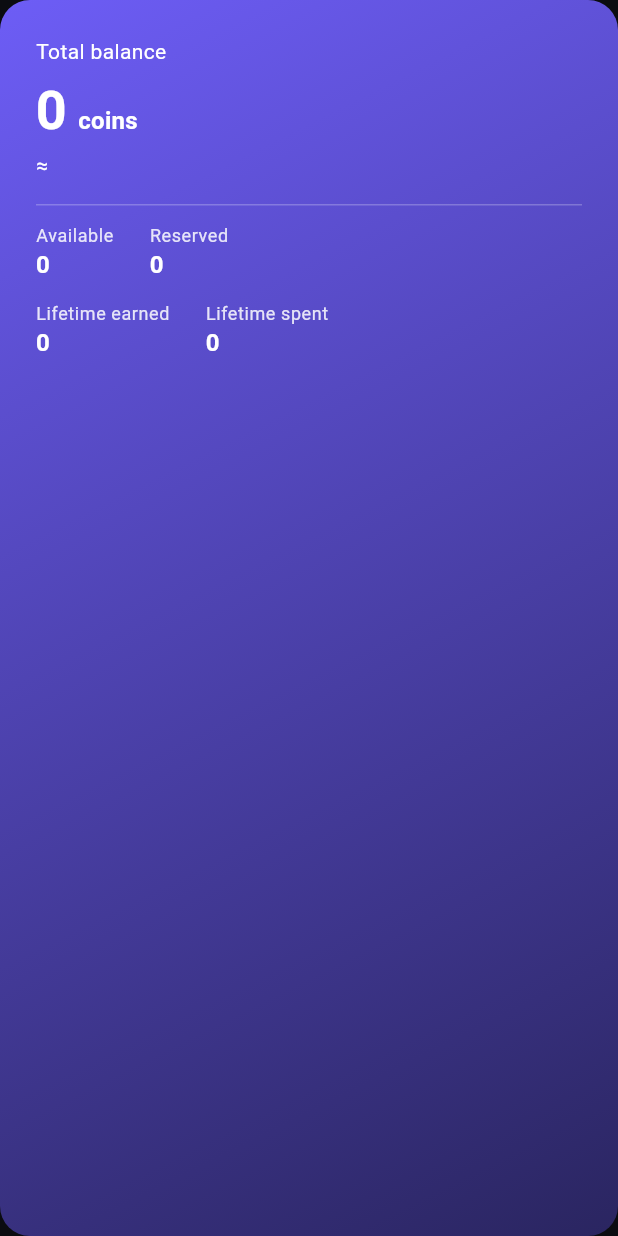
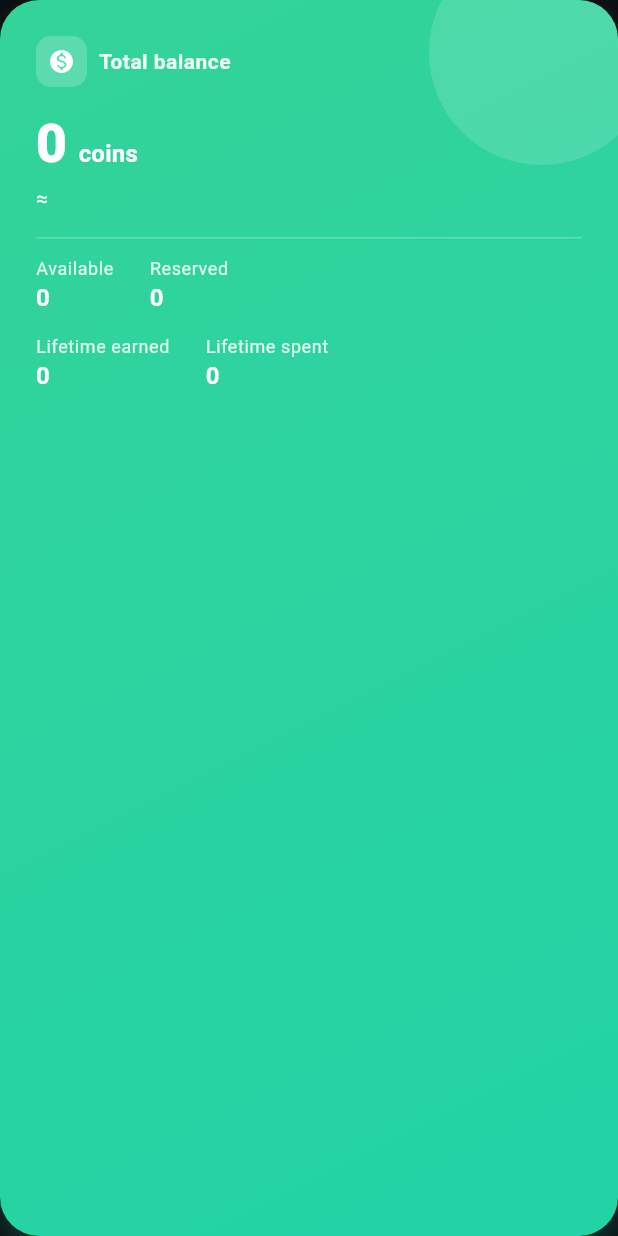
Before and after one commit to SouvikPati11/CashNest, a Flutter app: the BalanceSummaryCard widget shown alone on an empty page, opened directly with empty values, on a phone screen of 412 x 824 dp. Run offline on Flutter 3.47's test engine with Material 3 defaults, Android fonts, the phone set to English and light mode, and no system bars; our stand-ins replace connectivity_plus, device_info_plus, dio, firebase_analytics, firebase_core, firebase_messaging and 8 more; accounts and stored records are empty; network calls fail.

Commit message:
feat(mobile): Wallet UI matched to product spec (emerald coin card + Redeem CTA)
UI-only; reuses all wallet APIs, models and logic:
- BalanceSummaryCard restyled to the spec's green "Coin" card — emerald
  ("coins") gradient with a soft glow, coin badge, prominent balance, and an
  optional Redeem call-to-action. All existing values (coins, cash,
  available/reserved, lifetime) are preserved.
- Wallet screen wires the Redeem button to the existing withdraw route and
  keeps the SectionHeader-titled, searchable, infinite-scroll history.

Transaction rows already match the spec's list style (icon + title + date +
signed amount) and are left unchanged.

Co-Authored-By: Claude Opus 4.8 <noreply@anthropic.com>
Claude-Session: https://claude.ai/code/session_0114y44VUnQvsJxdEtrYWcKH

```diff
--- a/mobile/lib/features/wallet/presentation/wallet_screen.dart
+++ b/mobile/lib/features/wallet/presentation/wallet_screen.dart
@@ -1,6 +1,8 @@
 import 'package:flutter/material.dart';
 import 'package:flutter_riverpod/flutter_riverpod.dart';
+import 'package:go_router/go_router.dart';
 
+import '../../../app/router/app_route_paths.dart';
 import '../../../core/error/app_exception.dart';
 import '../../../core/responsive/responsive.dart';
 import '../../../core/theme/app_spacing.dart';
@@ -167,7 +169,10 @@ class _WalletScreenState extends ConsumerState<WalletScreen> {
         ),
         sliver: SliverList.list(
           children: [
-            BalanceSummaryCard(summary: overview.summary),
+            BalanceSummaryCard(
+              summary: overview.summary,
+              onRedeem: () => context.push(AppRoutePaths.withdraw),
+            ),
             if (overview.conversion != null) ...[
               const SizedBox(height: AppSpacing.lg),
               ConversionCard(conversion: overview.conversion!),
--- a/mobile/lib/features/wallet/presentation/widgets/balance_summary_card.dart
+++ b/mobile/lib/features/wallet/presentation/widgets/balance_summary_card.dart
@@ -1,5 +1,6 @@
 import 'package:flutter/material.dart';
 
+import '../../../../core/theme/app_gradients.dart';
 import '../../../../core/theme/app_radius.dart';
 import '../../../../core/theme/app_spacing.dart';
 import '../../../../shared/extensions/context_extensions.dart';
@@ -7,39 +8,64 @@ import '../../l10n/wallet_strings.dart';
 import '../../models/wallet_summary.dart';
 import '../../resources/wallet_formatters.dart';
 
-/// Prominent balance summary: coin balance, cash value, and available/reserved
-/// plus lifetime earned/spent.
+/// Prominent coin-balance card: coin balance, cash value, available/reserved and
+/// lifetime earned/spent on an emerald "coins" gradient, with an optional Redeem
+/// call-to-action.
 class BalanceSummaryCard extends StatelessWidget {
-  const BalanceSummaryCard({required this.summary, super.key});
+  const BalanceSummaryCard({required this.summary, this.onRedeem, super.key});
 
   final WalletSummary summary;
+  final VoidCallback? onRedeem;
 
   @override
   Widget build(BuildContext context) {
     final s = WalletStrings.of(context);
-    final scheme = context.colors;
     final localeCode = Localizations.localeOf(context).languageCode;
-    final onPrimary = scheme.onPrimary;
+    const onGradient = Colors.white;
 
-    return Container(
-      width: double.infinity,
+    return DecoratedBox(
+      decoration: BoxDecoration(
+        borderRadius: AppRadius.xlAll,
+        boxShadow: AppGradients.glow(context.colors.secondary, opacity: 0.4),
+      ),
+      child: ClipRRect(
+        borderRadius: AppRadius.xlAll,
+        child: Stack(
+          children: [
+            const Positioned.fill(
+              child: DecoratedBox(decoration: BoxDecoration(gradient: AppGradients.coins)),
+            ),
+            Positioned(
+              top: -40,
+              right: -24,
+              child: _Bloom(size: 150, color: Colors.white.withValues(alpha: 0.14)),
+            ),
+            Padding(
               padding: const EdgeInsets.all(AppSpacing.xl),
-      decoration: BoxDecoration(
-        borderRadius: AppRadius.lgAll,
-        gradient: LinearGradient(
-          begin: Alignment.topLeft,
-          end: Alignment.bottomRight,
-          colors: [scheme.primary, scheme.primaryContainer],
-        ),
-      ),
               child: Column(
                 crossAxisAlignment: CrossAxisAlignment.start,
                 children: [
+                  Row(
+                    children: [
+                      Container(
+                        padding: const EdgeInsets.all(8),
+                        decoration: BoxDecoration(
+                          color: Colors.white.withValues(alpha: 0.20),
+                          borderRadius: AppRadius.smAll,
+                        ),
+                        child: const Icon(Icons.monetization_on_rounded, color: onGradient, size: 18),
+                      ),
+                      const SizedBox(width: AppSpacing.sm),
                       Text(
                         s.balanceTitle,
-            style: context.textTheme.bodyMedium?.copyWith(color: onPrimary),
+                        style: context.textTheme.labelLarge?.copyWith(
+                          color: onGradient.withValues(alpha: 0.92),
+                          letterSpacing: 0.3,
                         ),
-          const SizedBox(height: AppSpacing.sm),
+                      ),
+                    ],
+                  ),
+                  const SizedBox(height: AppSpacing.lg),
                   Row(
                     crossAxisAlignment: CrossAxisAlignment.baseline,
                     textBaseline: TextBaseline.alphabetic,
@@ -50,25 +76,27 @@ class BalanceSummaryCard extends StatelessWidget {
                           maxLines: 1,
                           overflow: TextOverflow.ellipsis,
                           style: context.textTheme.displaySmall?.copyWith(
-                    color: onPrimary,
-                    fontWeight: FontWeight.w700,
+                            color: onGradient,
+                            fontWeight: FontWeight.w800,
                           ),
                         ),
                       ),
                       const SizedBox(width: AppSpacing.sm),
                       Text(
                         s.coins,
-                style: context.textTheme.titleMedium?.copyWith(color: onPrimary),
+                        style: context.textTheme.titleMedium?.copyWith(color: onGradient),
                       ),
                     ],
                   ),
                   const SizedBox(height: AppSpacing.xs),
                   Text(
                     '≈ ${WalletFormatters.cash(summary.cashBalance, summary.currency)}',
-            style: context.textTheme.bodyMedium?.copyWith(color: onPrimary),
+                    style: context.textTheme.bodyMedium?.copyWith(
+                      color: onGradient.withValues(alpha: 0.95),
+                    ),
                   ),
                   const SizedBox(height: AppSpacing.lg),
-          Divider(color: onPrimary.withValues(alpha: 0.24)),
+                  Divider(color: onGradient.withValues(alpha: 0.24)),
                   const SizedBox(height: AppSpacing.md),
                   Row(
                     children: [
@@ -97,8 +125,43 @@ class BalanceSummaryCard extends StatelessWidget {
                       ),
                     ],
                   ),
+                  if (onRedeem != null) ...[
+                    const SizedBox(height: AppSpacing.lg),
+                    SizedBox(
+                      width: double.infinity,
+                      child: FilledButton.icon(
+                        onPressed: onRedeem,
+                        style: FilledButton.styleFrom(
+                          backgroundColor: Colors.white,
+                          foregroundColor: const Color(0xFF08453A),
+                        ),
+                        icon: const Icon(Icons.redeem_rounded, size: 18),
+                        label: const Text('Redeem'),
+                      ),
+                    ),
+                  ],
                 ],
               ),
+            ),
+          ],
+        ),
+      ),
+    );
+  }
+}
+
+class _Bloom extends StatelessWidget {
+  const _Bloom({required this.size, required this.color});
+
+  final double size;
+  final Color color;
+
+  @override
+  Widget build(BuildContext context) {
+    return Container(
+      width: size,
+      height: size,
+      decoration: BoxDecoration(shape: BoxShape.circle, color: color),
     );
   }
 }
@@ -111,18 +174,18 @@ class _Metric extends StatelessWidget {
 
   @override
   Widget build(BuildContext context) {
-    final onPrimary = context.colors.onPrimary;
+    const onGradient = Colors.white;
     return Column(
       crossAxisAlignment: CrossAxisAlignment.start,
       children: [
         Text(
           label,
-          style: context.textTheme.bodySmall?.copyWith(color: onPrimary.withValues(alpha: 0.85)),
+          style: context.textTheme.bodySmall?.copyWith(color: onGradient.withValues(alpha: 0.85)),
         ),
         Text(
           value,
           style: context.textTheme.titleMedium
-              ?.copyWith(color: onPrimary, fontWeight: FontWeight.w600),
+              ?.copyWith(color: onGradient, fontWeight: FontWeight.w600),
         ),
       ],
     );
```
Lines whose indentation alone changed are shown as unchanged.
